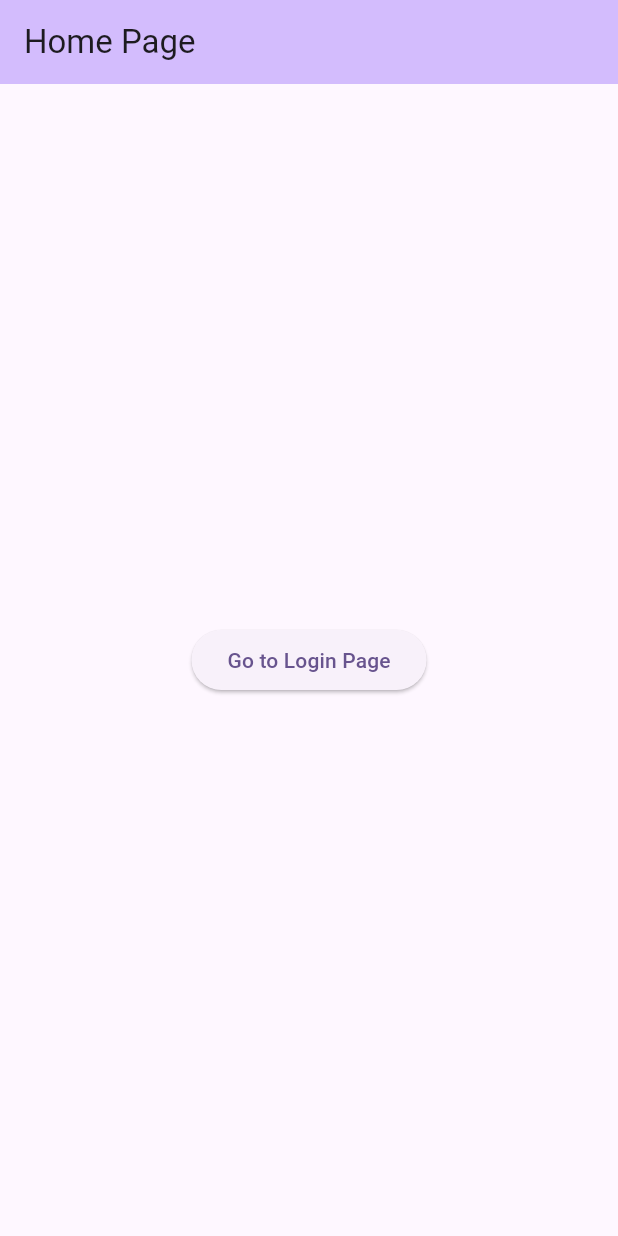
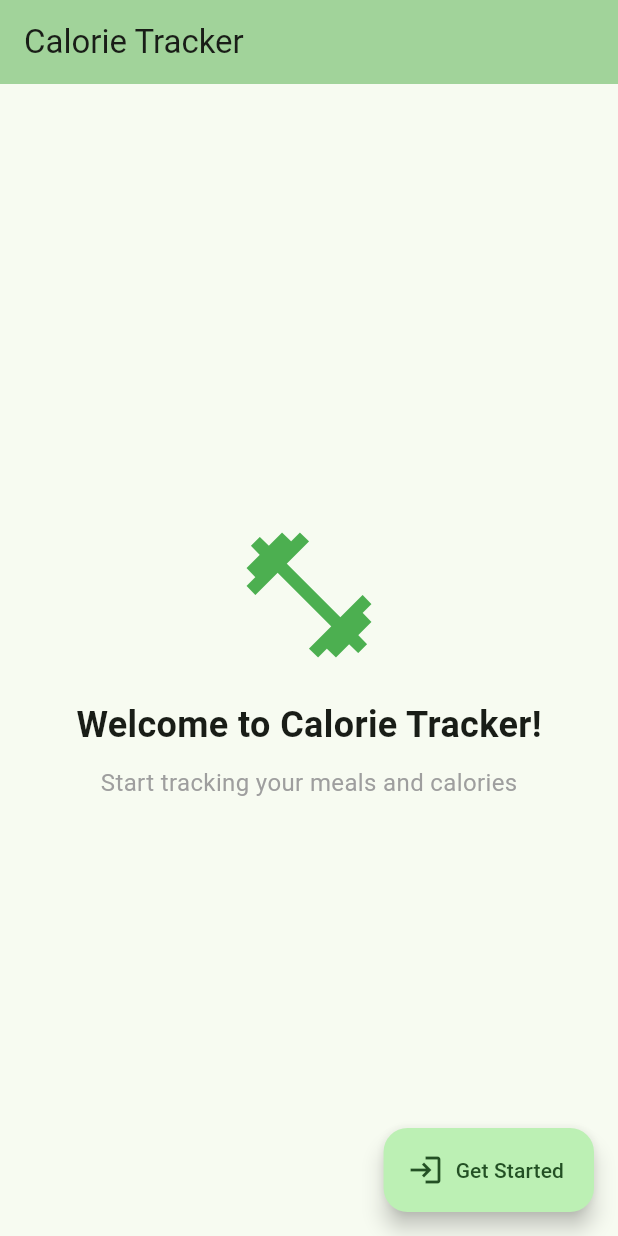
Before and after one commit to sewan777/HealthBook, a Flutter app: the screen it shows after launch, on a phone screen of 412 x 824 dp. Run offline on Flutter 3.47's test engine with Material 3 defaults, Android fonts, the phone set to English and light mode, and no system bars; our stand-ins replace google_fonts, image_picker, supabase_flutter; accounts and stored records are empty.

Commit message:
Updated main.dart

```diff
--- a/lib/main.dart
+++ b/lib/main.dart
@@ -1,17 +1,18 @@
 import 'package:flutter/material.dart';
 import 'login.dart';
-
+import 'page1.dart';
 import 'package:supabase_flutter/supabase_flutter.dart';
 
 Future<void> main() async {
+  WidgetsFlutterBinding.ensureInitialized();
+
   await Supabase.initialize(
     url: 'https://fmarutbapuirweiwxpag.supabase.co',
     anonKey: 'eyJhbGciOiJIUzI1NiIsInR5cCI6IkpXVCJ9.eyJpc3MiOiJzdXBhYmFzZSIsInJlZiI6ImZtYXJ1dGJhcHVpcndlaXd4cGFnIiwicm9sZSI6ImFub24iLCJpYXQiOjE3NDMwNzM2MDAsImV4cCI6MjA1ODY0OTYwMH0.QcdWAQmkLZ3mM9OOqW5Jlz_7x1QX9BdRK5p1iFW5R7s',
   );
-  runApp(MyApp());
+
+  runApp(const MyApp());
 }
-// Import the login page
-
 
 class MyApp extends StatelessWidget {
   const MyApp({super.key});
@@ -20,14 +21,22 @@ class MyApp extends StatelessWidget {
   Widget build(BuildContext context) {
     return MaterialApp(
       debugShowCheckedModeBanner: false,
-      title: 'Flutter Demo',
+      title: 'Calorie Tracker',
+      theme: ThemeData(
+        colorScheme: ColorScheme.fromSeed(seedColor: Colors.green),
+        useMaterial3: true,
+      ),
+      home: _getInitialPage(),
+    );
+  }
 
-      theme: ThemeData(
-
-        colorScheme: ColorScheme.fromSeed(seedColor: Colors.deepPurple),
-      ),
-      home: const MyHomePage(),
-    );
+  Widget _getInitialPage() {
+    final session = Supabase.instance.client.auth.currentSession;
+    if (session != null) {
+      return HealthApp();
+    } else {
+      return const MyHomePage();
+    }
   }
 }
 
@@ -37,22 +46,41 @@ class MyHomePage extends StatelessWidget {
   @override
   Widget build(BuildContext context) {
     return Scaffold(
-
       appBar: AppBar(
         backgroundColor: Theme.of(context).colorScheme.inversePrimary,
-        title: const Text('Home Page'),
+        title: const Text('Calorie Tracker'),
       ),
-      body: Center(
-        child: ElevatedButton(
-          onPressed: () {
-            // Navigate to Login Page
-            Navigator.push(
-              context,
-              MaterialPageRoute(builder: (context) => const LoginPage()),
-            );
-          },
-          child: const Text('Go to Login Page'),
+      body: const Center(
+        child: Column(
+          mainAxisAlignment: MainAxisAlignment.center,
+          children: [
+            Icon(
+              Icons.fitness_center,
+              size: 100,
+              color: Colors.green,
+            ),
+            SizedBox(height: 20),
+            Text(
+              'Welcome to Calorie Tracker!',
+              style: TextStyle(fontSize: 24, fontWeight: FontWeight.bold),
+            ),
+            SizedBox(height: 10),
+            Text(
+              'Start tracking your meals and calories',
+              style: TextStyle(fontSize: 16, color: Colors.grey),
+            ),
+          ],
         ),
+      ),
+      floatingActionButton: FloatingActionButton.extended(
+        onPressed: () {
+          Navigator.push(
+            context,
+            MaterialPageRoute(builder: (context) => const LoginPage()),
+          );
+        },
+        icon: const Icon(Icons.login),
+        label: const Text('Get Started'),
       ),
     );
   }
```
